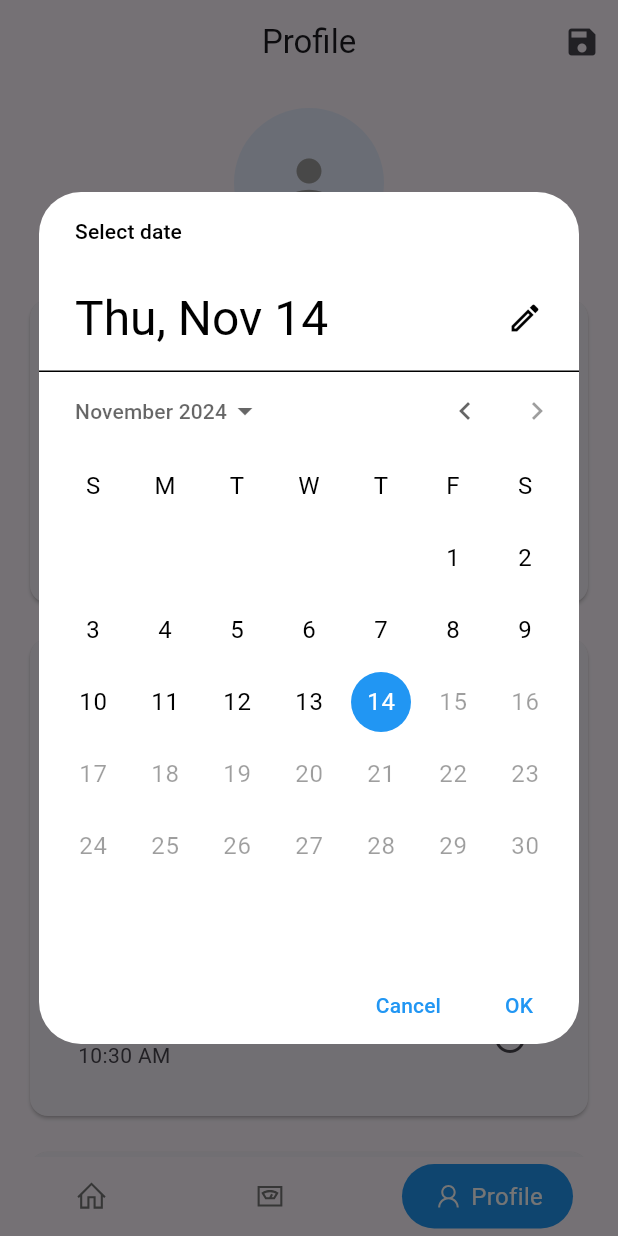
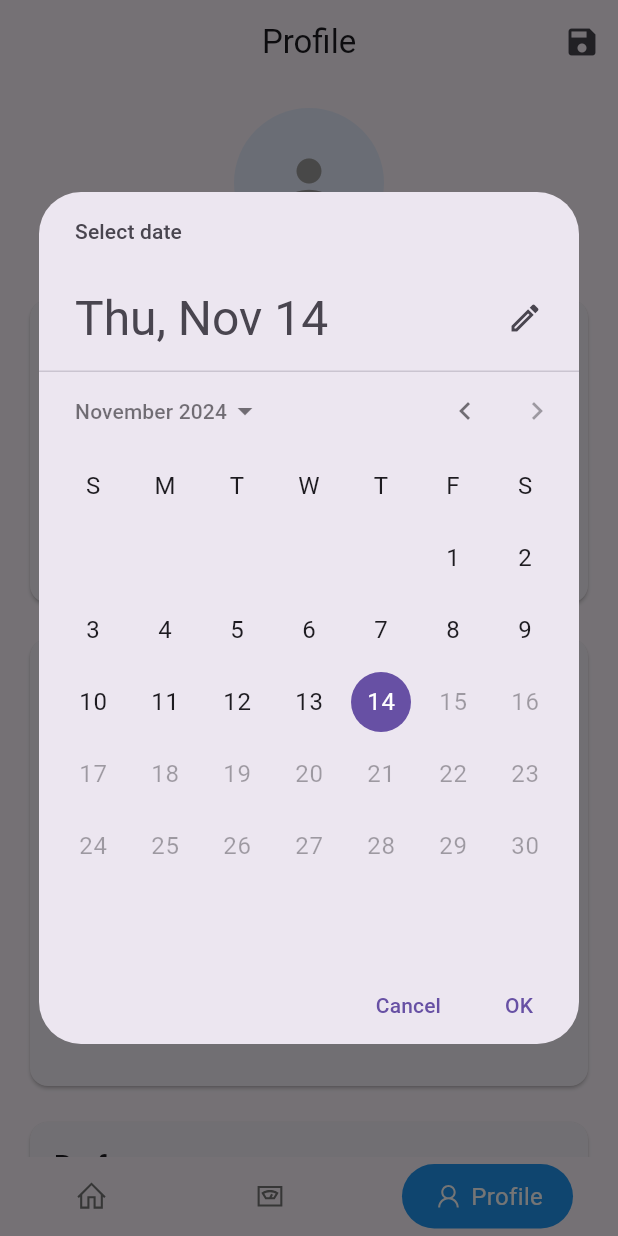
Before and after one commit to DimasBaskara666/whocare, a Flutter app: the screen it shows after launch, item 3 of the bottom bar chosen, after a tap on "Date of Birth", on a phone screen of 412 x 824 dp. Run offline on Flutter 3.47's test engine with Material 3 defaults, Android fonts, the light colour scheme and no system bars; drawn by our look-alikes of google_nav_bar; our stand-ins replace font_awesome_flutter, line_icons, math_expressions.

Commit message:
update profilePage (Place a floating app bar)

```diff
--- a/lib/screens/calorie_calculator_page.dart
+++ b/lib/screens/calorie_calculator_page.dart
@@ -168,7 +168,6 @@ class _CalorieCalculatorPageState extends State<CalorieCalculatorPage> {
     return Scaffold(
       appBar: AppBar(
         title: const Text('Calorie Calculator'),
-        centerTitle: true,
       ),
       body: Container(
         child: Padding(
--- a/lib/screens/profile_page.dart
+++ b/lib/screens/profile_page.dart
@@ -9,15 +9,11 @@ class ProfilePage extends StatefulWidget {
 }
 
 class _ProfilePageState extends State<ProfilePage> {
-  // Form key for validation
   final _formKey = GlobalKey<FormState>();
-
-  // Text Controllers
   final _nameController = TextEditingController();
   final _emailController = TextEditingController();
   final _bioController = TextEditingController();
 
-  // Form Values
   String? _selectedGender;
   DateTime _selectedDate = DateTime.now();
   TimeOfDay _selectedTime = TimeOfDay.now();
@@ -26,7 +22,6 @@ class _ProfilePageState extends State<ProfilePage> {
   String _selectedActivityLevel = 'Moderate';
   List<String> _selectedInterests = [];
 
-  // Lists for dropdowns and checkboxes
   final List<String> _activityLevels = [
     'Sedentary',
     'Light',
@@ -51,25 +46,12 @@ class _ProfilePageState extends State<ProfilePage> {
     super.dispose();
   }
 
-  // Show Date Picker
   Future<void> _selectDate(BuildContext context) async {
     final DateTime? picked = await showDatePicker(
       context: context,
       initialDate: _selectedDate,
       firstDate: DateTime(1900),
       lastDate: DateTime.now(),
-      builder: (context, child) {
-        return Theme(
-          data: Theme.of(context).copyWith(
-            colorScheme: ColorScheme.light(
-              primary: Colors.blue,
-              onPrimary: Colors.white,
-              onSurface: Colors.black,
-            ),
-          ),
-          child: child!,
-        );
-      },
     );
     if (picked != null && picked != _selectedDate) {
       setState(() {
@@ -78,23 +60,10 @@ class _ProfilePageState extends State<ProfilePage> {
     }
   }
 
-  // Show Time Picker
   Future<void> _selectTime(BuildContext context) async {
     final TimeOfDay? picked = await showTimePicker(
       context: context,
       initialTime: _selectedTime,
-      builder: (context, child) {
-        return Theme(
-          data: Theme.of(context).copyWith(
-            colorScheme: ColorScheme.light(
-              primary: Colors.blue,
-              onPrimary: Colors.white,
-              onSurface: Colors.black,
-            ),
-          ),
-          child: child!,
-        );
-      },
     );
     if (picked != null && picked != _selectedTime) {
       setState(() {
@@ -103,7 +72,6 @@ class _ProfilePageState extends State<ProfilePage> {
     }
   }
 
-  // Show Snackbar
   void _showSnackBar(String message) {
     ScaffoldMessenger.of(context).showSnackBar(
       SnackBar(
@@ -122,11 +90,12 @@ class _ProfilePageState extends State<ProfilePage> {
   @override
   Widget build(BuildContext context) {
     return Scaffold(
-      appBar: AppBar(
+      body: CustomScrollView(
+        slivers: [
+          SliverAppBar(
             title: const Text('Profile'),
             centerTitle: true,
-        scrolledUnderElevation: 0,
-        // forceMaterialTransparency: true,
+            floating: true,
             actions: [
               IconButton(
                 icon: const Icon(Icons.save),
@@ -138,20 +107,23 @@ class _ProfilePageState extends State<ProfilePage> {
               ),
             ],
           ),
-      body: Form(
+          SliverList(
+            delegate: SliverChildListDelegate(
+              [
+                Form(
                   key: _formKey,
-        child: ListView(
+                  child: Padding(
                     padding: const EdgeInsets.all(16),
+                    child: Column(
                       children: [
-            // Profile Picture Section
                         Center(
                           child: Stack(
                             children: [
                               CircleAvatar(
                                 radius: 50,
                                 backgroundColor: Colors.blue.withOpacity(0.1),
-                    child:
-                        const Icon(Icons.person, size: 50, color: Colors.grey),
+                                child: const Icon(Icons.person,
+                                    size: 50, color: Colors.grey),
                               ),
                               Positioned(
                                 bottom: 0,
@@ -163,7 +135,8 @@ class _ProfilePageState extends State<ProfilePage> {
                                     icon: const Icon(Icons.camera_alt,
                                         size: 18, color: Colors.white),
                                     onPressed: () {
-                          _showSnackBar('Profile picture update coming soon!');
+                                      _showSnackBar(
+                                          'Profile picture update coming soon!');
                                     },
                                   ),
                                 ),
@@ -172,9 +145,52 @@ class _ProfilePageState extends State<ProfilePage> {
                           ),
                         ),
                         const SizedBox(height: 24),
+                        _buildBasicInformation(),
+                        const SizedBox(height: 16),
+                        _buildPersonalDetails(),
+                        const SizedBox(height: 16),
+                        _buildPreferences(),
+                        const SizedBox(height: 16),
+                        _buildBioSection(),
+                        const SizedBox(height: 24),
+                        SizedBox(
+                          width: double.infinity,
+                          child: ElevatedButton(
+                            onPressed: () {
+                              if (_formKey.currentState!.validate()) {
+                                _showSnackBar('Profile saved successfully!');
+                              }
+                            },
+                            style: ElevatedButton.styleFrom(
+                              backgroundColor: Colors.blue,
+                              padding: const EdgeInsets.symmetric(vertical: 16),
+                              shape: RoundedRectangleBorder(
+                                borderRadius: BorderRadius.circular(8),
+                              ),
+                            ),
+                            child: const Text(
+                              'Save Profile',
+                              style: TextStyle(
+                                color: Colors.white,
+                                fontSize: 16,
+                              ),
+                            ),
+                          ),
+                        ),
+                      ],
+                    ),
+                  ),
+                ),
+              ],
+            ),
+          ),
+        ],
+      ),
+    );
+  }
 
-            // Basic Information Section
-            Card(
+  Widget _buildBasicInformation() {
+    return Card(
       child: Padding(
         padding: const EdgeInsets.all(16),
         child: Column(
@@ -188,8 +204,6 @@ class _ProfilePageState extends State<ProfilePage> {
               ),
             ),
             const SizedBox(height: 16),
-
-                    // Name Field
             TextFormField(
               controller: _nameController,
               decoration: const InputDecoration(
@@ -205,8 +219,6 @@ class _ProfilePageState extends State<ProfilePage> {
               },
             ),
             const SizedBox(height: 16),
-
-                    // Email Field
             TextFormField(
               controller: _emailController,
               decoration: const InputDecoration(
@@ -227,11 +239,11 @@ class _ProfilePageState extends State<ProfilePage> {
           ],
         ),
       ),
-            ),
-            const SizedBox(height: 16),
+    );
+  }
 
-            // Personal Details Section
-            Card(
+  Widget _buildPersonalDetails() {
+    return Card(
       child: Padding(
         padding: const EdgeInsets.all(16),
         child: Column(
@@ -245,60 +257,15 @@ class _ProfilePageState extends State<ProfilePage> {
               ),
             ),
             const SizedBox(height: 16),
-
-                    // Gender Radio Buttons
-                    const Text('Gender'),
-                    Row(
-                      children: [
-                        Radio<String>(
-                            value: 'Male',
-                            groupValue: _selectedGender,
-                            onChanged: (value) {
-                              setState(() {
-                                _selectedGender = value!;
-                              });
-                            },
-                            fillColor: WidgetStateProperty.resolveWith<Color>(
-                                (Set<WidgetState> states) {
-                              if (states.contains(WidgetState.disabled)) {
-                                return Colors.blue.withOpacity(.32);
-                              }
-                              return Colors.blue;
-                            })),
-                        const Text('Male'),
-                        Radio<String>(
-                          value: 'Female',
-                          groupValue: _selectedGender,
-                          onChanged: (value) {
-                            setState(() {
-                              _selectedGender = value!;
-                            });
-                          },
-                          fillColor: WidgetStateProperty.resolveWith<Color>(
-                              (Set<WidgetState> states) {
-                            if (states.contains(WidgetState.disabled)) {
-                              return Colors.blue.withOpacity(.32);
-                            }
-                            return Colors.blue;
-                          }),
-                        ),
-                        const Text('Female'),
-                      ],
-                    ),
+            _buildGenderSelector(),
             const SizedBox(height: 16),
-
-                    // Date Picker
             ListTile(
               title: const Text('Date of Birth'),
-                      subtitle: Text(
-                        DateFormat('dd MMM yyyy').format(_selectedDate),
-                      ),
+              subtitle: Text(DateFormat('dd MMM yyyy').format(_selectedDate)),
               trailing: const Icon(Icons.calendar_today),
               onTap: () => _selectDate(context),
             ),
             const Divider(),
-
-                    // Time Picker
             ListTile(
               title: const Text('Preferred Contact Time'),
               subtitle: Text(_selectedTime.format(context)),
@@ -308,11 +275,11 @@ class _ProfilePageState extends State<ProfilePage> {
           ],
         ),
       ),
-            ),
-            const SizedBox(height: 16),
+    );
+  }
 
-            // Preferences Section
-            Card(
+  Widget _buildPreferences() {
+    return Card(
       child: Padding(
         padding: const EdgeInsets.all(16),
         child: Column(
@@ -326,8 +293,6 @@ class _ProfilePageState extends State<ProfilePage> {
               ),
             ),
             const SizedBox(height: 16),
-
-                    // Activity Level Dropdown
             DropdownButtonFormField<String>(
               decoration: const InputDecoration(
                 labelText: 'Activity Level',
@@ -347,31 +312,7 @@ class _ProfilePageState extends State<ProfilePage> {
               },
             ),
             const SizedBox(height: 16),
-
-                    // Interests Checkboxes
-                    const Text('Interests'),
-                    Wrap(
-                      spacing: 8,
-                      children: _interests.map((interest) {
-                        return FilterChip(
-                          label: Text(interest),
-                          selectedColor: Colors.blue[100],
-                          selected: _selectedInterests.contains(interest),
-                          onSelected: (bool selected) {
-                            setState(() {
-                              if (selected) {
-                                _selectedInterests.add(interest);
-                              } else {
-                                _selectedInterests.remove(interest);
-                              }
-                            });
-                          },
-                        );
-                      }).toList(),
-                    ),
-                    const SizedBox(height: 16),
-
-                    // Subscription Checkbox
+            _buildInterestsSelector(),
             CheckboxListTile(
               title: const Text('Subscribe to newsletter'),
               value: _isSubscribed,
@@ -380,15 +321,7 @@ class _ProfilePageState extends State<ProfilePage> {
                   _isSubscribed = value!;
                 });
               },
-                      fillColor: WidgetStateProperty.resolveWith((states) {
-                        if (!states.contains(WidgetState.selected)) {
-                          return Colors.transparent;
-                        }
-                        return Colors.blue;
-                      }),
             ),
-
-                    // Notifications Switch
             SwitchListTile(
               title: const Text('Enable notifications'),
               value: _isNotificationsEnabled,
@@ -402,11 +335,59 @@ class _ProfilePageState extends State<ProfilePage> {
           ],
         ),
       ),
+    );
+  }
+
+  Widget _buildGenderSelector() {
+    return Row(
+      children: [
+        Radio<String>(
+          value: 'Male',
+          groupValue: _selectedGender,
+          onChanged: (value) {
+            setState(() {
+              _selectedGender = value!;
+            });
+          },
         ),
-            const SizedBox(height: 16),
+        const Text('Male'),
+        Radio<String>(
+          value: 'Female',
+          groupValue: _selectedGender,
+          onChanged: (value) {
+            setState(() {
+              _selectedGender = value!;
+            });
+          },
+        ),
+        const Text('Female'),
+      ],
+    );
+  }
 
-            // Bio Section
-            Card(
+  Widget _buildInterestsSelector() {
+    return Wrap(
+      spacing: 8,
+      children: _interests.map((interest) {
+        return FilterChip(
+          label: Text(interest),
+          selected: _selectedInterests.contains(interest),
+          onSelected: (bool selected) {
+            setState(() {
+              if (selected) {
+                _selectedInterests.add(interest);
+              } else {
+                _selectedInterests.remove(interest);
+              }
+            });
+          },
+        );
+      }).toList(),
+    );
+  }
+
+  Widget _buildBioSection() {
+    return Card(
       child: Padding(
         padding: const EdgeInsets.all(16),
         child: Column(
@@ -431,35 +412,6 @@ class _ProfilePageState extends State<ProfilePage> {
           ],
         ),
       ),
-            ),
-            const SizedBox(height: 24),
-
-            // Save Button
-            ElevatedButton(
-              onPressed: () {
-                if (_formKey.currentState!.validate()) {
-                  // Save profile logic here
-                  _showSnackBar('Profile saved successfully!');
-                }
-              },
-              style: ElevatedButton.styleFrom(
-                backgroundColor: Colors.blue,
-                padding: const EdgeInsets.symmetric(vertical: 16),
-                shape: RoundedRectangleBorder(
-                  borderRadius: BorderRadius.circular(8),
-                ),
-              ),
-              child: const Text(
-                'Save Profile',
-                style: TextStyle(
-                  color: Colors.white,
-                  fontSize: 16,
-                ),
-              ),
-            ),
-          ],
-        ),
-      ),
     );
   }
 }
```
Lines whose indentation alone changed are shown as unchanged.
